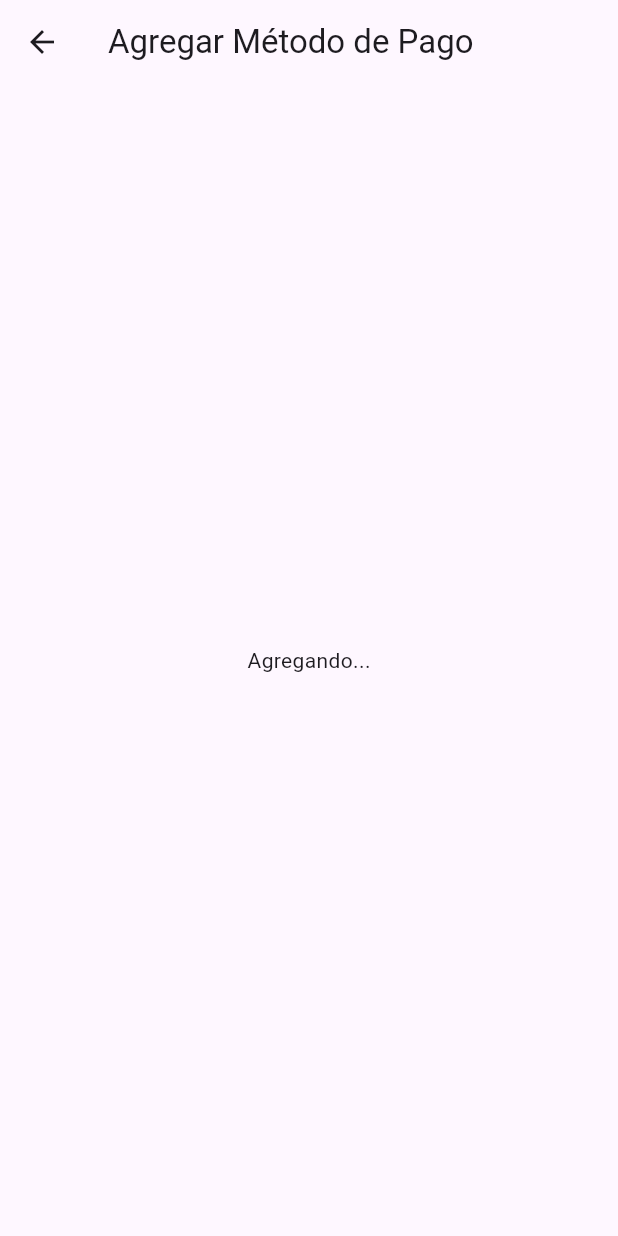
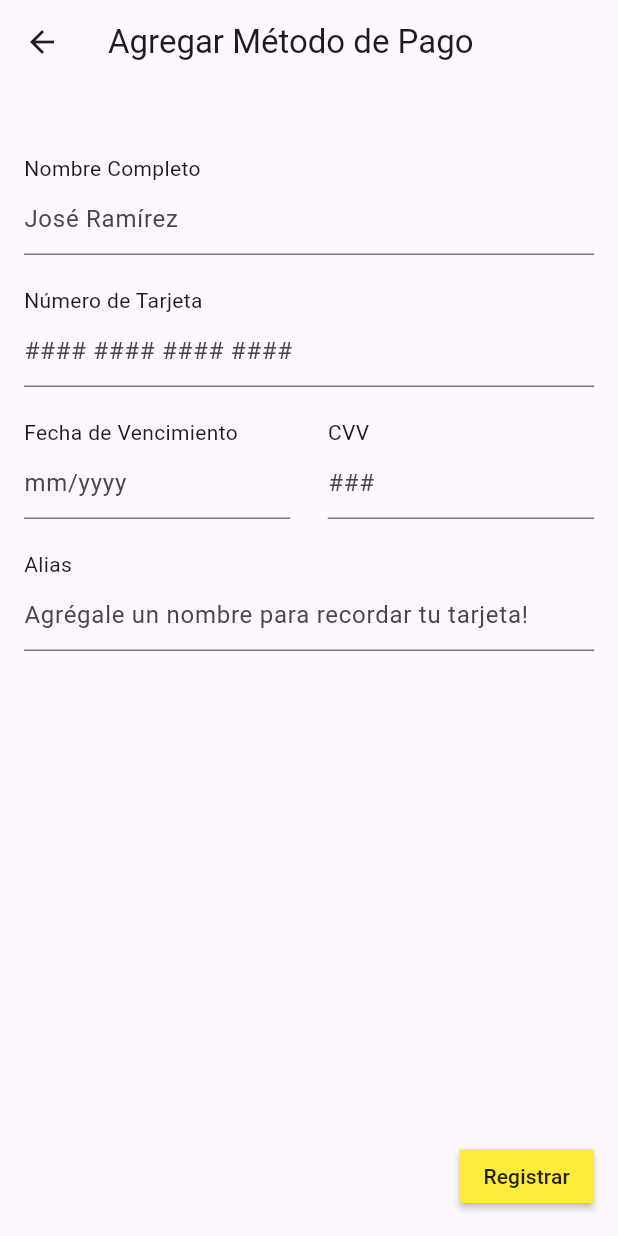
Before and after one commit to JoseRG03/RoomBox, a Flutter app: the AddPayment screen opened directly, on a phone screen of 412 x 824 dp. Run offline on Flutter 3.47's test engine with Material 3 defaults, Android fonts, the phone set to English and light mode, and no system bars; our stand-ins replace carousel_slider.

Commit message:
Payment method form mock

```diff
--- a/lib/components/cards/voucher-card.dart
+++ b/lib/components/cards/voucher-card.dart
@@ -5,8 +5,10 @@ import '../../pages/app/user/vouchers/voucher-details.dart';
 
 class VoucherCard extends StatelessWidget {
   const VoucherCard({
-    super.key,
+    super.key, required this.voucherID,
   });
+
+  final String voucherID;
 
   @override
   Widget build(BuildContext context) {
@@ -65,7 +67,7 @@ class VoucherCard extends StatelessWidget {
           IconButton(
               onPressed: () {
                 Navigator.of(context).push(
-                    MaterialPageRoute(builder: (context) => const ViewVoucher(voucherID: '14')));
+                    MaterialPageRoute(builder: (context) => ViewVoucher(voucherID: voucherID)));
               },
               icon: Icon(Icons.remove_red_eye_outlined, size: 50,)),
           SizedBox(width: 15),
--- a/lib/pages/app/store/home-page.dart
+++ b/lib/pages/app/store/home-page.dart
@@ -18,7 +18,7 @@ class HomePage extends StatelessWidget {
               Expanded(
                   child: TextField(
                 decoration: InputDecoration(hintText: "Buscar..."),
-              )),
+              ),),
               IconButton(onPressed: () {}, icon: Icon(Icons.filter_alt))
             ],
           ),
--- a/lib/pages/app/user/payments/add-payment.dart
+++ b/lib/pages/app/user/payments/add-payment.dart
@@ -1,4 +1,5 @@
 import 'package:flutter/material.dart';
+import 'package:flutter/services.dart';
 
 class AddPayment extends StatelessWidget {
   const AddPayment({super.key});
@@ -10,7 +11,87 @@ class AddPayment extends StatelessWidget {
           title: Text("Agregar Método de Pago"),
         ),
         body: Center(
-          child: const Text('Agregando...'),
-    ));
+          child: Padding(
+            padding: const EdgeInsets.all(16.0),
+            child: Column(
+              children: [
+                SizedBox(
+                  height: 30,
+                ),
+                FormInput(
+                  title: 'Nombre Completo',
+                  hintText: 'José Ramírez',
+                ),
+                SizedBox(
+                  height: 20,
+                ),
+                FormInput(
+                  title: 'Número de Tarjeta',
+                  hintText: '#### #### #### ####',
+                ),
+                SizedBox(
+                  height: 20,
+                ),
+                Row(
+                  children: [
+                    Expanded(
+                      child: FormInput(
+                        title: 'Fecha de Vencimiento',
+                        hintText: 'mm/yyyy',
+                      ),
+                    ),
+                    SizedBox(
+                      width: 25,
+                    ),
+                    Expanded(
+                      child: FormInput(
+                        title: 'CVV',
+                        hintText: '###',
+                      ),
+                    ),
+                  ],
+                ),
+                SizedBox(
+                  height: 20,
+                ),
+                Expanded(
+                    child: FormInput(
+                  title: 'Alias',
+                  hintText: 'Agrégale un nombre para recordar tu tarjeta!',
+                )),
+                Align(
+                    alignment: Alignment.centerRight,
+                    child: MaterialButton(
+                      color: Colors.yellow,
+                      onPressed: () {},
+                      child: Text('Registrar'),
+                    ))
+              ],
+            ),
+          ),
+        ));
   }
 }
+
+class FormInput extends StatelessWidget {
+  const FormInput({
+    super.key,
+    required this.title,
+    required this.hintText,
+  });
+  final String title;
+  final String hintText;
+
+  @override
+  Widget build(BuildContext context) {
+    return Column(
+      crossAxisAlignment: CrossAxisAlignment.start,
+      children: [
+        Text(title),
+        TextField(
+          decoration: InputDecoration(hintText: hintText),
+        ),
+      ],
+    );
+  }
+}
--- a/lib/pages/app/user/vouchers/user-vouchers.dart
+++ b/lib/pages/app/user/vouchers/user-vouchers.dart
@@ -15,9 +15,9 @@ class UserVouchers extends StatelessWidget {
         body: Center(
           child: Expanded(
                 child: ListView.builder(
-                    itemCount: 1,
+                    itemCount: 15,
                     itemBuilder: (context, index) {
-                      return VoucherCard();
+                      return VoucherCard(voucherID: (index + 1).toString());
                     }),
               ),
         ));
```
Also changed, not shown: 1 other file.
